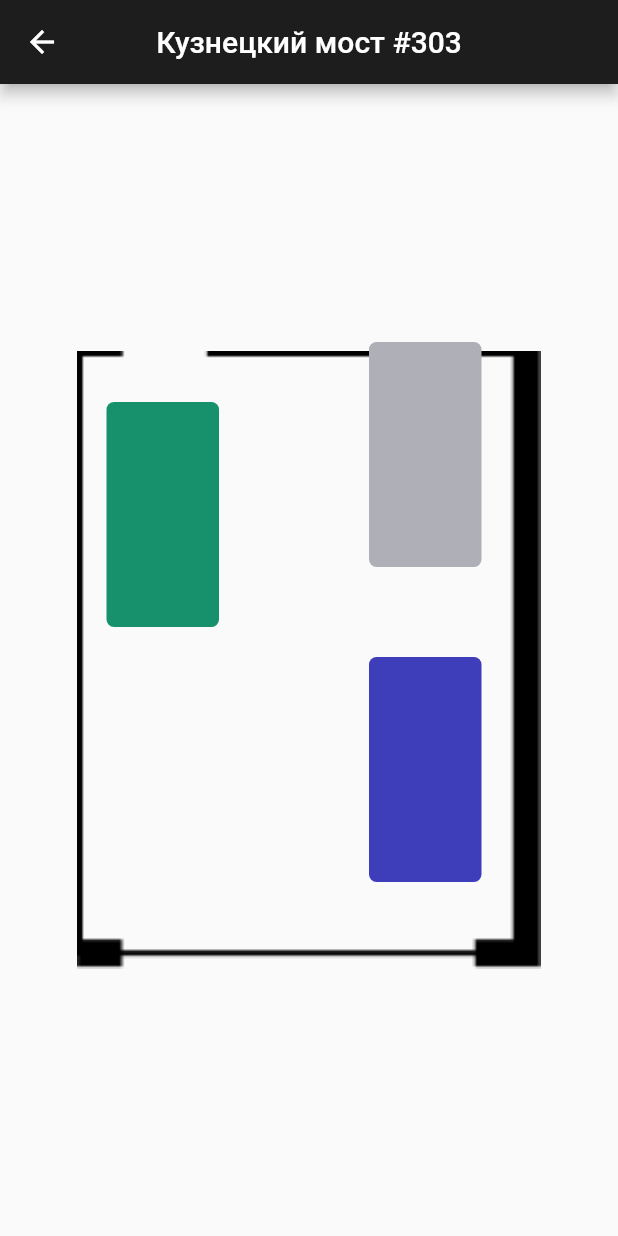
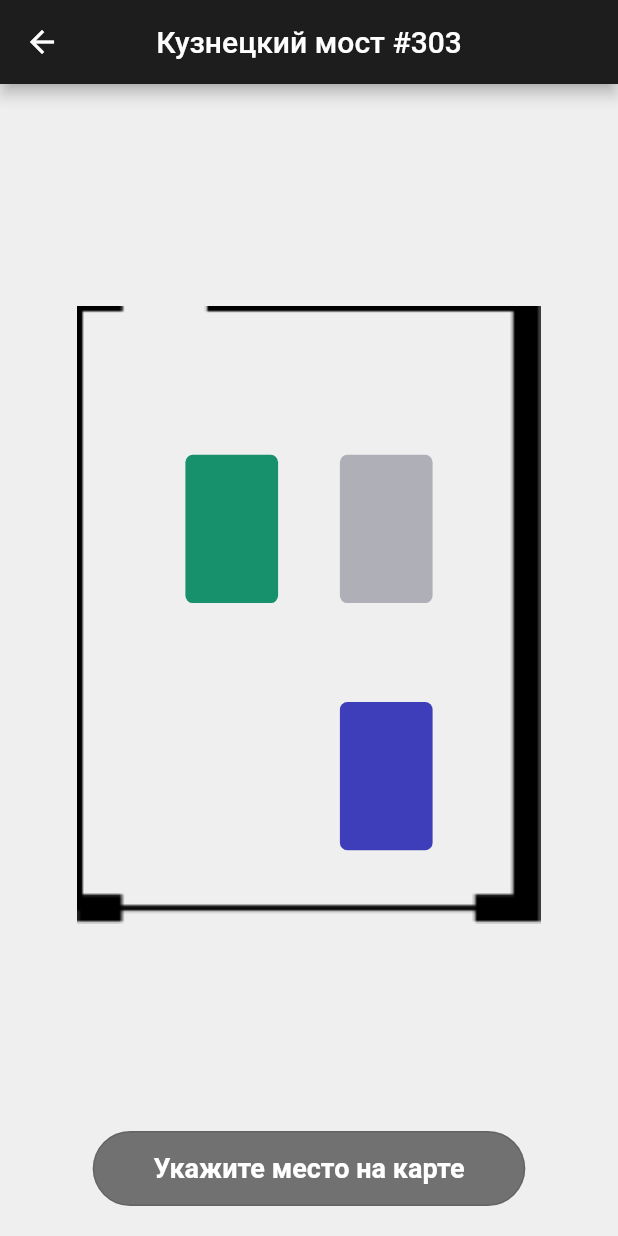
Before and after one commit to jibulani/office_reservation, a Flutter app: the screen it shows after launch, after a tap on "Кузнецкий мост #303", on a phone screen of 412 x 824 dp. Run offline on Flutter 3.47's test engine with Material 2 defaults, Android fonts, the phone set to English and light mode, and no system bars; our stand-ins replace bloc, equatable, flutter_bloc.

Commit message:
add bloc for place reservation

```diff
--- /dev/null
+++ b/lib/bloc/location_place_reservation/reservation_bloc.dart
@@ -0,0 +1,57 @@
+
+import 'package:bloc/bloc.dart';
+import 'package:office_reservation/bloc/location_place_reservation/reservation_event.dart';
+import 'package:office_reservation/bloc/location_place_reservation/reservation_state.dart';
+import 'package:office_reservation/repository/model/place.dart';
+import 'package:office_reservation/repository/reserve_location_place_repository.dart';
+
+class ReservationBloc extends Bloc<ReservationEvent, ReservationState> {
+
+  final ReserveLocationPlaceRepository reserveLocationPlaceRepository;
+  List<Place> _data = [];
+
+  ReservationBloc(this.reserveLocationPlaceRepository) : super(PageLoading()) {
+    on<LoadPlaces>((event, emit) async {
+          emit(PageLoading());
+          _data = await _getPlacesByLocation(event.locationId);
+          emit(PlacesLoaded(_data));
+        }
+    );
+    on<PlaceTapped>((event, emit) async {
+      var currentPlace = _data.firstWhere((element) => element.id == event.placeId);
+      if (currentPlace.isSelected) {
+        emit(PageLoading());
+        currentPlace.isSelected = false;
+        emit(PlacesLoaded(_data));
+      } else if (currentPlace.isReserved) {
+        // do nothing
+      } else {
+        emit(PageLoading());
+        var previousSelectedPlace = _data.where((element) => element.isSelected == true);
+        if (previousSelectedPlace.isNotEmpty) {
+          previousSelectedPlace.first.isSelected = false;
+        }
+        currentPlace.isSelected = true;
+        emit(PlacesLoaded(_data));
+      }
+    });
+    on<ReservationApproved>((event, emit) async {
+      emit(PageLoading());
+      await _reservePlace(event.placeId);
+      emit(PageMenuDialog());
+    });
+  }
+
+  Future<List<Place>> _getPlacesByLocation(int locationId) async {
+    if (_data.isEmpty) {
+      await reserveLocationPlaceRepository.fetchData(locationId);
+      List<Place> data = reserveLocationPlaceRepository.data;
+      _data = data;
+    }
+    return _data;
+  }
+
+  Future<void> _reservePlace(int placeId) async {
+    await reserveLocationPlaceRepository.reservePlace(placeId);
+  }
+}
--- /dev/null
+++ b/lib/bloc/location_place_reservation/reservation_event.dart
@@ -0,0 +1,52 @@
+
+import 'package:equatable/equatable.dart';
+
+abstract class ReservationEvent extends Equatable {
+  const ReservationEvent();
+
+  @override
+  List<Object> get props => [];
+}
+
+class LoadPlaces extends ReservationEvent {
+  final int locationId;
+
+  const LoadPlaces(this.locationId);
+
+  @override
+  List<Object> get props => [locationId];
+}
+
+class PlaceTapped extends ReservationEvent {
+  final int placeId;
+
+  const PlaceTapped(this.placeId);
+
+  @override
+  List<Object> get props => [placeId];
+}
+
+class ReservationApproved extends ReservationEvent {
+  final int placeId;
+
+  const ReservationApproved(this.placeId);
+
+  @override
+  List<Object> get props => [placeId];
+}
+
+class ContinueReservation extends ReservationEvent {
+
+  const ContinueReservation();
+
+  // @override
+  // List<Object> get props => [];
+}
+
+class FinishReservation extends ReservationEvent {
+
+  const FinishReservation();
+
+// @override
+// List<Object> get props => [];
+}
--- /dev/null
+++ b/lib/bloc/location_place_reservation/reservation_state.dart
@@ -0,0 +1,44 @@
+
+import 'package:equatable/equatable.dart';
+import 'package:office_reservation/repository/model/place.dart';
+
+abstract class ReservationState extends Equatable {
+  const ReservationState();
+
+  @override
+  List<Object> get props => [];
+}
+
+class PlaceChanged extends ReservationState {
+  final Place place;
+
+  const PlaceChanged(this.place);
+
+  @override
+  List<Object> get props => [place];
+
+  @override
+  String toString() => 'PlaceChanged to $place';
+}
+
+class PageLoading extends ReservationState {
+  @override
+  String toString() => 'PageLoading';
+}
+
+class PageMenuDialog extends ReservationState {
+  @override
+  String toString() => 'PageMenuDialog';
+}
+
+class PlacesLoaded extends ReservationState {
+  final List<Place> places;
+
+  const PlacesLoaded(this.places);
+
+  @override
+  List<Object> get props => [places];
+
+  @override
+  String toString() => 'PlacesLoaded to $places';
+}
--- a/lib/repository/locations_page_repository.dart
+++ b/lib/repository/locations_page_repository.dart
@@ -8,7 +8,7 @@ class LocationsPageRepository {
     // simulate real data fetching
     await Future.delayed(const Duration(milliseconds: 600)); // TODO: get offices from db
     // store dummy data
-    var locations = [Location(1, "Кузнецкий мост #303"), Location(2, "Кузнецкий мост #404")];
+    var locations = [Location(1, "Кузнецкий мост #303", null), Location(2, "Кузнецкий мост #404", null)];
     _data = locations;
   }
 
--- a/lib/repository/model/location.dart
+++ b/lib/repository/model/location.dart
@@ -2,6 +2,7 @@
 class Location {
   final int id;
   final String name;
+  final String? imgPath;
 
-  Location(this.id, this.name);
+  Location(this.id, this.name, this.imgPath);
 }
--- a/lib/repository/model/place.dart
+++ b/lib/repository/model/place.dart
@@ -1,13 +1,18 @@
 
 class Place {
-  final int id;
-  final int xCoordinate;
-  final int yCoordinate;
-  final double height;
-  final double width;
-  final bool isReserved;
-  final bool isSelected;
+  int id;
+  double xCoordinateMultiplier;
+  double yCoordinateMultiplier;
+  double heightMultiplier;
+  double widthMultiplier;
+  bool isReserved;
+  bool isSelected;
 
-  Place(this.id, this.xCoordinate, this.yCoordinate, this.height, this.width,
+  Place(this.id, this.xCoordinateMultiplier, this.yCoordinateMultiplier, this.heightMultiplier, this.widthMultiplier,
       this.isReserved, this.isSelected);
+
+  @override
+  String toString() {
+    return 'Place{id: $id, xCoordinate: $xCoordinateMultiplier, yCoordinate: $yCoordinateMultiplier, height: $heightMultiplier, width: $widthMultiplier, isReserved: $isReserved, isSelected: $isSelected}';
+  }
 }
--- a/lib/repository/reserve_location_place_repository.dart
+++ b/lib/repository/reserve_location_place_repository.dart
@@ -4,15 +4,19 @@ import 'package:office_reservation/repository/model/place.dart';
 class ReserveLocationPlaceRepository {
   List<Place> _data = [];
 
-  Future<void> fetchData() async {
+  Future<void> fetchData(int locationId) async {
     // simulate real data fetching
     await Future.delayed(const Duration(milliseconds: 600)); // TODO: get places from db
     // store dummy data
     _data = [
-      Place(1, 40, 240, 150, 75, true, false),
-      Place(2, 40, 30, 150, 75, false, false),
-      Place(3, -135, 200, 150, 75, false, true),
+      Place(1, 0.05, 0.2, 0.12, 0.15, true, false),
+      Place(2, 0.05, 0, 0.12, 0.15, false, false),
+      Place(3, -0.2, 0.2, 0.12, 0.15, false, true),
     ];
+  }
+
+  Future<void> reservePlace(int placeId) async {
+    // TODO: save reserved place in reservations
   }
 
   List<Place> get data => _data;
--- a/lib/ui/page/locations_page.dart
+++ b/lib/ui/page/locations_page.dart
@@ -1,6 +1,7 @@
 
 import 'package:flutter/material.dart';
 import 'package:office_reservation/repository/model/location.dart';
+import 'package:office_reservation/repository/reserve_location_place_repository.dart';
 import 'package:office_reservation/ui/page/application_page.dart';
 import 'package:office_reservation/ui/page/reserve_location_place_page.dart';
 
@@ -52,7 +53,10 @@ class LocationsPage extends StatelessWidget {
                   Navigator.of(context).push(
                     MaterialPageRoute(
                       builder: (context) =>
-                          ReserveLocationPlacePage(location: locations.elementAt(index)),
+                          ReserveLocationPlacePage(
+                            location: locations.elementAt(index),
+                            reserveLocationPlaceRepository: ReserveLocationPlaceRepository(),
+                          ),
                     ),
                   );
                 },
--- a/lib/ui/page/place_painter.dart
+++ b/lib/ui/page/place_painter.dart
@@ -1,4 +1,8 @@
 import 'package:flutter/material.dart';
+import 'package:flutter_bloc/flutter_bloc.dart';
+import 'package:office_reservation/bloc/location_place_reservation/reservation_bloc.dart';
+import 'package:office_reservation/bloc/location_place_reservation/reservation_event.dart';
+import 'package:office_reservation/bloc/location_place_reservation/reservation_state.dart';
 import 'package:office_reservation/repository/model/place.dart';
 
 class PlacePainter extends StatelessWidget {
@@ -8,13 +12,19 @@ class PlacePainter extends StatelessWidget {
   static const Color reservedPlaceColor = Color(0xFFAEAFB7);
 
   final List<Place> places;
+  final ReservationBloc bloc;
 
-  const PlacePainter({Key? key, required this.places}) : super(key: key);
+  const PlacePainter({Key? key, required this.places, required this.bloc}) : super(key: key);
 
   @override
   Widget build(BuildContext context) {
-    return Stack(
-      children: buildPlaces(context),
+    return BlocBuilder(
+      bloc: bloc,
+        builder: (BuildContext context, ReservationState state) {
+            return Stack(
+              children: buildPlaces(context),
+            );
+          }
     );
   }
 
@@ -23,18 +33,20 @@ class PlacePainter extends StatelessWidget {
     for (var element in places) {
       placeWidgets.add(
           Positioned(
-              left: MediaQuery.of(context).size.width / 2 + element.xCoordinate,
-              top: MediaQuery.of(context).size.height / 2 - element.yCoordinate,
+              left: MediaQuery.of(context).size.width / 2 + MediaQuery.of(context).size.width*element.xCoordinateMultiplier,
+              top: MediaQuery.of(context).size.height / 2 - MediaQuery.of(context).size.height*element.yCoordinateMultiplier,
               child: Container(
-                width: element.width,
-                height: element.height,
+                width: MediaQuery.of(context).orientation == Orientation.portrait ?
+                MediaQuery.of(context).size.width*element.widthMultiplier : MediaQuery.of(context).size.height*element.widthMultiplier,
+                height: MediaQuery.of(context).orientation == Orientation.portrait ?
+                MediaQuery.of(context).size.height*element.heightMultiplier : MediaQuery.of(context).size.width*element.heightMultiplier,
                 decoration: BoxDecoration(
                     color: element.isSelected ? selectedPlaceColor : element.isReserved ? reservedPlaceColor : availablePlaceColor,
                     borderRadius: BorderRadius.circular(5)
                 ),
                 child: MaterialButton(
                   onPressed: () {
-                    // TODO:
+                    bloc.add(PlaceTapped(element.id));
                   },
                 ),
               )
--- a/lib/ui/page/reserve_location_place_page.dart
+++ b/lib/ui/page/reserve_location_place_page.dart
@@ -1,52 +1,104 @@
-
 import 'package:flutter/cupertino.dart';
 import 'package:flutter/material.dart';
+import 'package:flutter_bloc/flutter_bloc.dart';
+import 'package:office_reservation/bloc/location_place_reservation/reservation_bloc.dart';
+import 'package:office_reservation/bloc/location_place_reservation/reservation_event.dart';
+import 'package:office_reservation/bloc/location_place_reservation/reservation_state.dart';
 import 'package:office_reservation/repository/model/location.dart';
-import 'package:office_reservation/repository/model/place.dart';
+import 'package:office_reservation/repository/reserve_location_place_repository.dart';
 import 'package:office_reservation/ui/page/application_page.dart';
 import 'package:office_reservation/ui/page/place_painter.dart';
 
 class ReserveLocationPlacePage extends StatelessWidget {
+  final Location location;
 
-  final Location location;
-  final List<Place> places = [
-    Place(1, 40, 240, 150, 75, true, false),
-    Place(2, 40, 30, 150, 75, false, false),
-    Place(3, -135, 200, 150, 75, false, true),
-  ];
+  final ReserveLocationPlaceRepository reserveLocationPlaceRepository;
 
-  ReserveLocationPlacePage({Key? key, required this.location}) : super(key: key);
+  ReserveLocationPlacePage(
+      {Key? key,
+      required this.location,
+      required this.reserveLocationPlaceRepository})
+      : super(key: key);
 
   @override
   Widget build(BuildContext context) {
-    // TODO: implement build
+    var bloc = ReservationBloc(reserveLocationPlaceRepository);
+    bloc.add(LoadPlaces(location.id));
     return Scaffold(
       appBar: AppBar(
         backgroundColor: ApplicationPage.themeColor,
         centerTitle: true,
-        title: Text(location.name),
+        title: Text(location.name,),
       ),
-      body: Stack(
-          children: [
+      backgroundColor: const Color(0xFFEFEFEF),
+      body: BlocBuilder(
+        bloc: bloc,
+        builder: (BuildContext context, ReservationState state) {
+          if (state is PageLoading) {
+            return const Center(child: CircularProgressIndicator());
+          }
+          if (state is PlacesLoaded) {
+            return Stack(children: [
               Positioned(
-                // left: MediaQuery.of(context).size.width / 2,
-                // top: MediaQuery.of(context).size.height / 2,
                   child: Center(
+                    child: Container(
+                      margin: EdgeInsets.only(bottom: 80, top: 20),
                       child: SizedBox(
-                    width: MediaQuery.of(context).size.width,
-                    height: MediaQuery.of(context).size.width,
+                        width:
+                        MediaQuery.of(context).orientation == Orientation.portrait ?
+                        MediaQuery.of(context).size.width : MediaQuery.of(context).size.height,
+                        height: MediaQuery.of(context).orientation == Orientation.landscape ?
+                        MediaQuery.of(context).size.height : MediaQuery.of(context).size.width,
                         child: const FittedBox(
                           child: Image(
-                          image: AssetImage('graphics/default_office.png'),
+                            image: AssetImage('graphics/default_office.png'), // TODO: get image from location
+                          ),
                         ),
                       ),
                     ),
                   )
               ),
-            PlacePainter(places: places,)
-          ]
-      ), // TODO
+              PlacePainter(
+                places: state.places,
+                bloc: bloc,
+              ),
+              // TODO: change button if place is selected
+              Positioned.fill(
+                child: Align(
+                  alignment: Alignment.bottomCenter,
+                  child: Container(
+                    margin: const EdgeInsets.symmetric(
+                        vertical: 20, horizontal: 15),
+                    child: SizedBox(
+                      width: MediaQuery.of(context).size.width*0.7,
+                      height: 50,
+                      child: OutlinedButton(
+                          onPressed: () {},
+                          style: OutlinedButton.styleFrom(
+                              shape: RoundedRectangleBorder(
+                                  borderRadius: BorderRadius.circular(30.0)),
+                              backgroundColor: const Color(0xFF717171)),
+                          child: const Text(
+                            "Укажите место на карте",
+                            style: TextStyle(
+                              color: Colors.white,
+                              fontWeight: FontWeight.bold,
+                              fontSize: 18,
+                            ),
+                          )
+                      ),
+                    ),
+                  ),
+                ),
+              ),
+            ]);
+          }
+          if (state is PageMenuDialog) {
+            return Container(); // TODO
+          }
+          return Container();
+        },
+      ),
     );
   }
-
 }
```
Lines whose indentation alone changed are shown as unchanged.
